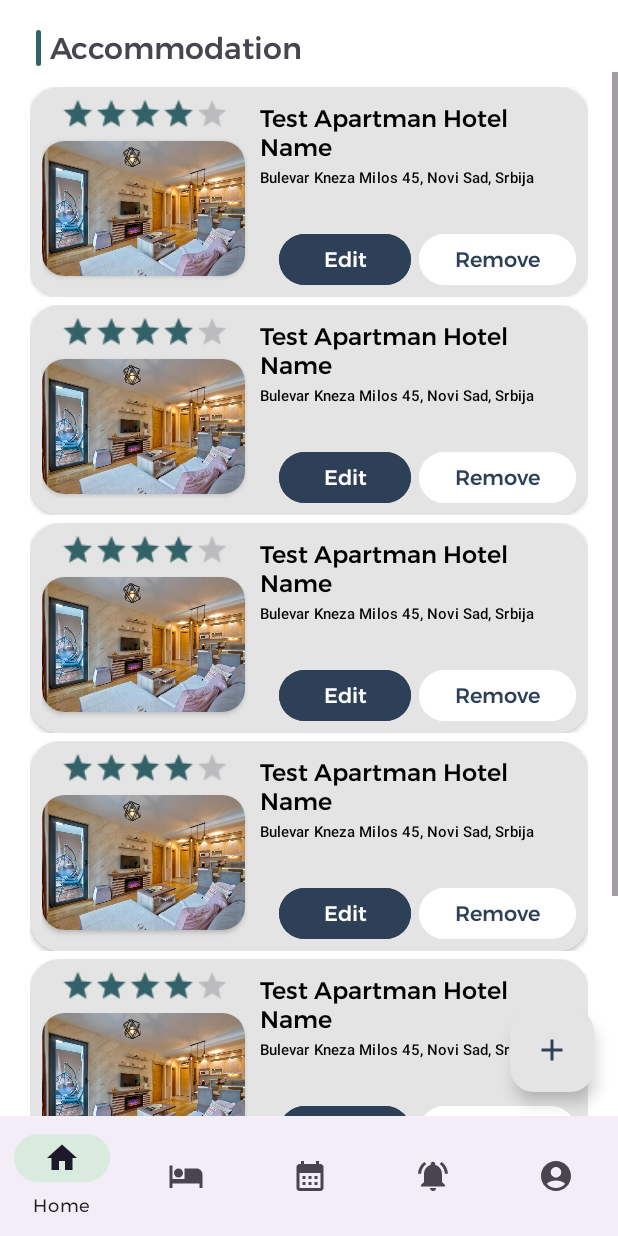
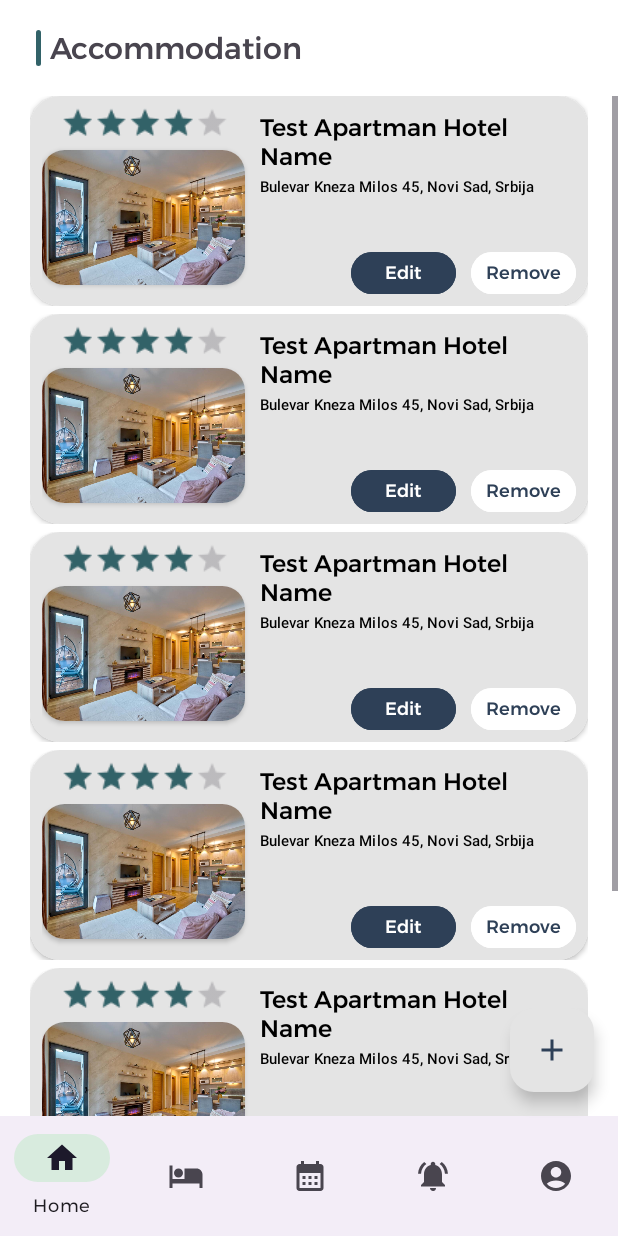
Before and after one commit to Olivera2708/Bookify-mobile, an Android app: the OwnerAccommodationsActivity screen opened directly, with no data from a screen before it, on a phone screen of 412 x 824 dp. Run offline under Robolectric (Android 15) with nearby library versions, the phone set to English and light mode, and no system bars.

Commit message:
fixed owner accommodation view

```diff
--- a/app/src/main/res/layout/accommodation_owner_view.xml
+++ b/app/src/main/res/layout/accommodation_owner_view.xml
@@ -68,32 +68,38 @@
             <LinearLayout
                 android:layout_width="wrap_content"
                 android:layout_height="wrap_content"
+                android:orientation="horizontal"
+                app:layout_constraintBottom_toBottomOf="parent"
                 app:layout_constraintEnd_toEndOf="parent"
-                app:layout_constraintBottom_toBottomOf="parent">
+                app:layout_constraintHorizontal_bias="1.0"
+                app:layout_constraintStart_toEndOf="@+id/apartment_image">
+
                 <Button
                     android:id="@+id/remove_accomodation"
-                    android:layout_width="wrap_content"
-                    android:layout_height="42dp"
+                    android:layout_width="70dp"
+                    android:layout_height="36dp"
+                    android:layout_marginBottom="4dp"
+                    android:backgroundTint="@color/charcoal"
                     android:fontFamily="@font/montserrat_medium"
+                    android:padding="0dp"
+                    android:layout_marginEnd="10dp"
                     android:text="@string/edit"
-                    android:textSize="14dp"
                     android:textAlignment="center"
-                    android:layout_marginBottom="4dp"
-                    android:layout_marginRight="5dp"
-                    android:backgroundTint="@color/charcoal"
-                    android:textColor="@color/white"/>
+                    android:textColor="@color/white"
+                    android:textSize="12dp" />
 
                 <Button
                     android:id="@+id/details"
-                    android:layout_width="wrap_content"
-                    android:layout_height="42dp"
-                    android:fontFamily="@font/montserrat_medium"
-                    android:text="@string/remove"
-                    android:textSize="14dp"
-                    android:textAlignment="center"
+                    android:layout_width="70dp"
+                    android:layout_height="36dp"
                     android:layout_marginBottom="4dp"
                     android:backgroundTint="?attr/android:windowBackground"
-                    android:textColor="?attr/iconTint"/>
+                    android:fontFamily="@font/montserrat_medium"
+                    android:padding="0sp"
+                    android:text="@string/remove"
+                    android:textAlignment="center"
+                    android:textColor="?attr/iconTint"
+                    android:textSize="12dp" />
 
             </LinearLayout>
 
--- a/app/src/main/res/layout/activity_owner_accommodations.xml
+++ b/app/src/main/res/layout/activity_owner_accommodations.xml
@@ -24,6 +24,7 @@
         android:layout_height="wrap_content"
         android:layout_marginHorizontal="12dp"
         android:layout_marginTop="16dp"
+        android:layout_marginBottom="16dp"
         android:gravity="center"
         android:orientation="horizontal"
         app:layout_constraintStart_toStartOf="parent"
@@ -62,8 +63,7 @@
             android:layout_width="match_parent"
             android:layout_height="wrap_content"
             android:orientation="vertical"
-            android:layout_marginHorizontal="20dp"
-            android:layout_marginTop="10dp">
+            android:layout_marginHorizontal="20dp">
 
             <include layout="@layout/accommodation_owner_view"
                 android:layout_width="match_parent"
```
